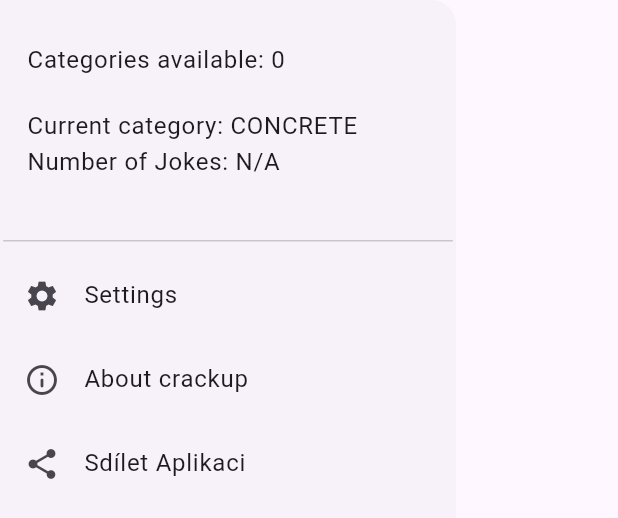
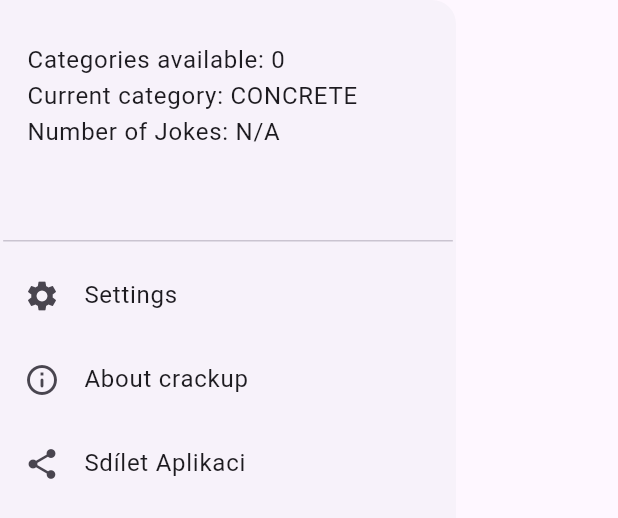
Before and after one commit to mattheroit/crackup, a Flutter app: the MainDrawer widget shown alone on an empty page, opened directly, on a phone screen of 412 x 824 dp. Shown: the top 518 px of the screen. Run offline on Flutter 3.47's test engine with Material 3 defaults, Android fonts, the phone set to English and light mode, and no system bars; our stand-ins replace material_symbols_icons, package_info_plus, share_plus, shared_preferences; missing offline and left inert: crackuplib; accounts and stored records are empty; statements that could not run were skipped.

Commit message:
style: drawer info

```diff
--- a/lib/components/drawer.dart
+++ b/lib/components/drawer.dart
@@ -59,16 +59,17 @@ class _MainDrawerState extends State<MainDrawer> {
               builder: (context, info, child) {
                 return SizedBox(
                   width: MediaQuery.sizeOf(context).width * 0.65,
+                  child: Padding(
+                    padding: const EdgeInsets.only(top: 12.0),
                     child: Column(
                       mainAxisAlignment: MainAxisAlignment.start,
                       crossAxisAlignment: CrossAxisAlignment.start,
                       children: [
-                      const SizedBox(height: 12),
                         Text("Categories available: ${info[0]}"),
-                      const SizedBox(height: 20),
                         Text("Current category: ${info[1]}"),
                         Text("Number of Jokes: ${info[2]}"),
                       ],
+                    ),
                   ),
                 );
               },
--- a/lib/main.dart
+++ b/lib/main.dart
@@ -1,7 +1,6 @@
 import 'package:crackup/consts.dart';
 import 'package:crackup/pages/home.dart';
 import 'package:flutter/material.dart';
-import 'package:flutter/services.dart';
 import '/wrapper.dart';
 
 CrackUpWrapper crackUpWrapper = CrackUpWrapper();
@@ -17,9 +16,6 @@ class MyApp extends StatelessWidget {
   // This widget is the root of your application.
   @override
   Widget build(BuildContext context) {
-    // Ensure the status bar is always visible
-    SystemChrome.setEnabledSystemUIMode(SystemUiMode.leanBack);
-
     return FutureBuilder(
       future: crackUpWrapper.readData(consts.prefs.theme),
       initialData: ThemeMode.system,
```
Lines whose indentation alone changed are shown as unchanged.
